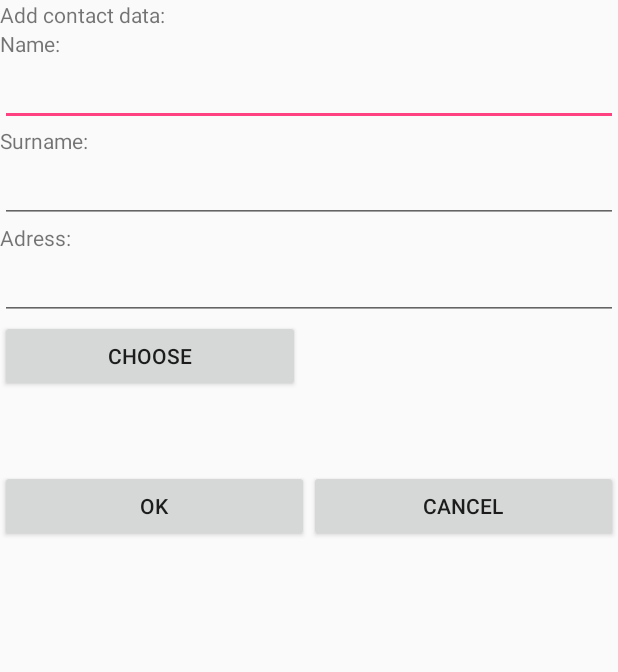
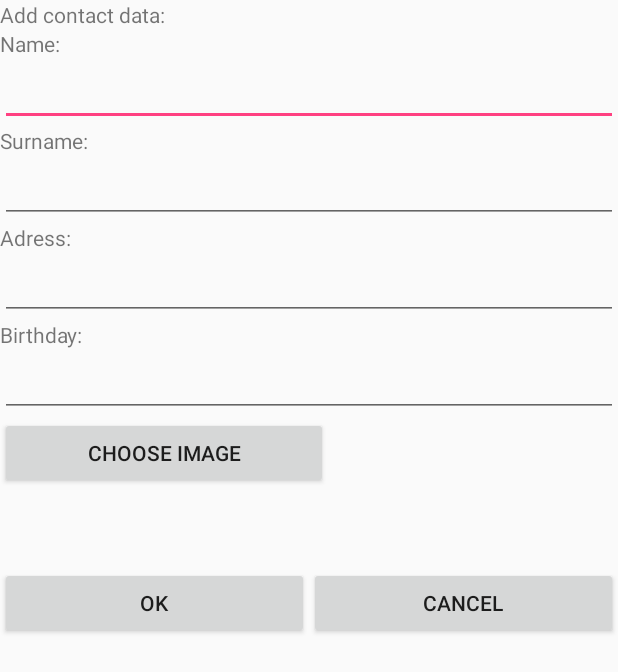
Before and after one commit to KakoDaSeZove/ContactApplication, an Android app: the screen it shows after launch (AddContactActivity), after a tap on "Add", on a phone screen of 412 x 824 dp. Shown: the top 672 px of the screen. Run offline under Robolectric (Android 15) with nearby library versions, the phone set to English and light mode, and no system bars; libraries missing offline, so code that uses them is left out: com.j256.ormlite; 5 statements that could not run were skipped.

Commit message:
Contact Application
added services, broadcast receiver, asyncTask

```diff
--- a/app/build.gradle
+++ b/app/build.gradle
@@ -22,6 +22,7 @@ dependencies {
     implementation fileTree(dir: 'libs', include: ['*.jar'])
     implementation 'com.android.support:appcompat-v7:26.1.0'
     implementation 'com.android.support.constraint:constraint-layout:1.0.2'
+    implementation 'com.android.support:support-v4:26.1.0'
     testImplementation 'junit:junit:4.12'
     androidTestImplementation 'com.android.support.test:runner:1.0.1'
     androidTestImplementation 'com.android.support.test.espresso:espresso-core:3.0.1'
--- a/app/src/main/java/com/example/tijana/contactapplication/activities/DetailActivity.java
+++ b/app/src/main/java/com/example/tijana/contactapplication/activities/DetailActivity.java
@@ -87,6 +87,9 @@ public class DetailActivity extends AppCompatActivity {
 
         TextView contactAdress = (TextView) findViewById(R.id.detail_adress);
         contactAdress.setText(contact.getmAdress());
+
+        TextView contactBirthday = (TextView) findViewById(R.id.detail_birthday);
+        contactBirthday.setText(contact.getmBirthday());
 
         listView = (ListView) findViewById(R.id.list_of_phone_numbers);
 
--- a/app/src/main/java/com/example/tijana/contactapplication/activities/MainActivity.java
+++ b/app/src/main/java/com/example/tijana/contactapplication/activities/MainActivity.java
@@ -7,6 +7,7 @@ import android.app.NotificationManager;
 import android.content.Context;
 import android.content.DialogInterface;
 import android.content.Intent;
+import android.content.IntentFilter;
 import android.content.SharedPreferences;
 import android.preference.PreferenceManager;
 import android.provider.MediaStore;
@@ -32,6 +33,7 @@ import com.example.tijana.contactapplication.R;
 import com.example.tijana.contactapplication.db.Contact;
 import com.example.tijana.contactapplication.db.DatabaseHelper;
 
+import com.example.tijana.contactapplication.receiver.ContactReceiver;
 import com.j256.ormlite.dao.Dao;
 
 
@@ -50,10 +52,18 @@ public class MainActivity extends AppCompatActivity {
     static final int REQUEST_IMAGE_CAPTURE = 1;
     private static final int SELECT_PICTURE = 1;
 
+    private ContactReceiver contactReceiver;
+
     @Override
     protected void onCreate(Bundle savedInstanceState) {
         super.onCreate(savedInstanceState);
         setContentView(R.layout.activity_main);
+
+        contactReceiver = new ContactReceiver();
+
+        IntentFilter filter = new IntentFilter();
+        filter.addAction(ContactReceiver.HAPPY_BIRTHDAY);
+        registerReceiver(contactReceiver, filter);
 
         Toolbar toolbar = (Toolbar) findViewById(R.id.toolbar_main);
         setSupportActionBar(toolbar);
@@ -116,6 +126,8 @@ public class MainActivity extends AppCompatActivity {
                         return true;
                     }
                 });
+        Intent i = new Intent(this, ContactService.class);
+        startService(i);
     }
 
 
--- a/app/src/main/java/com/example/tijana/contactapplication/db/DatabaseHelper.java
+++ b/app/src/main/java/com/example/tijana/contactapplication/db/DatabaseHelper.java
@@ -17,7 +17,7 @@ import java.sql.SQLException;
 public class DatabaseHelper extends OrmLiteSqliteOpenHelper {
 
     public static String DATABASE_NAME = "myContact.db";
-    public static int DATABASE_VERSION = 2;
+    public static int DATABASE_VERSION = 3;
 
     private Dao<Contact, Integer> mContactDao = null;
     private Dao<PhoneNumber, Integer> mNumberDao = null;
--- a/app/src/main/res/layout/activity_add_contact.xml
+++ b/app/src/main/res/layout/activity_add_contact.xml
@@ -43,6 +43,16 @@
         android:layout_width="match_parent"
         android:layout_height="wrap_content" />
 
+    <TextView
+        android:layout_width="match_parent"
+        android:layout_height="wrap_content"
+        android:text="@string/detail_birthday" />
+
+    <EditText
+        android:id="@+id/add_contact_edit_birthday"
+        android:layout_width="match_parent"
+        android:layout_height="wrap_content" />
+
     <LinearLayout
         android:layout_width="match_parent"
         android:layout_height="wrap_content"
@@ -54,7 +64,7 @@
             android:layout_gravity="left"
             android:layout_weight="1"
             android:onClick="onSelectImage"
-            android:text="Choose"/>
+            android:text="Choose Image"/>
 
         <ImageView
             android:id="@+id/add_contact_edit_image"
--- a/app/src/main/res/values/strings.xml
+++ b/app/src/main/res/values/strings.xml
@@ -8,6 +8,7 @@
     <string name="detail_name">Name:</string>
     <string name="detail_surname">Surname:</string>
     <string name="detail_adress">Adress:</string>
+    <string name="detail_birthday">Birthday:</string>
     <string name="detail_home_number">Home number:</string>
     <string name="detail_work_number">Work number:</string>
     <string name="detail_mobile_number">Mobile number:</string>
@@ -52,4 +53,9 @@
     <string name="slideshow">Slideshow</string>
     <string name="tools">Tools</string>
 
+    <string name="happy_birthday">Happy birthday...</string>
+
+    <!-- TODO: Remove or change this placeholder text -->
+    <string name="hello_blank_fragment">Hello blank fragment</string>
+
 </resources>
```
Also changed, not shown: app/src/main/AndroidManifest.xml (+11 -2 lines), app/src/main/java/com/example/tijana/contactapplication/activities/AddContactActivity.java (+15 -2 lines), app/src/main/java/com/example/tijana/contactapplication/activities/ContactService.java (added, +56 -0 lines), app/src/main/java/com/example/tijana/contactapplication/activities/HappyBirthdayActivity.java (added, +24 -0 lines), app/src/main/java/com/example/tijana/contactapplication/db/Contact.java (+12 -0 lines), app/src/main/java/com/example/tijana/contactapplication/receiver/ContactReceiver.java (added, +61 -0 lines), app/src/main/res/layout/activity_detail.xml (+24 -3 lines), app/src/main/res/layout/activity_happy_birthday.xml (added, +20 -0 lines).
